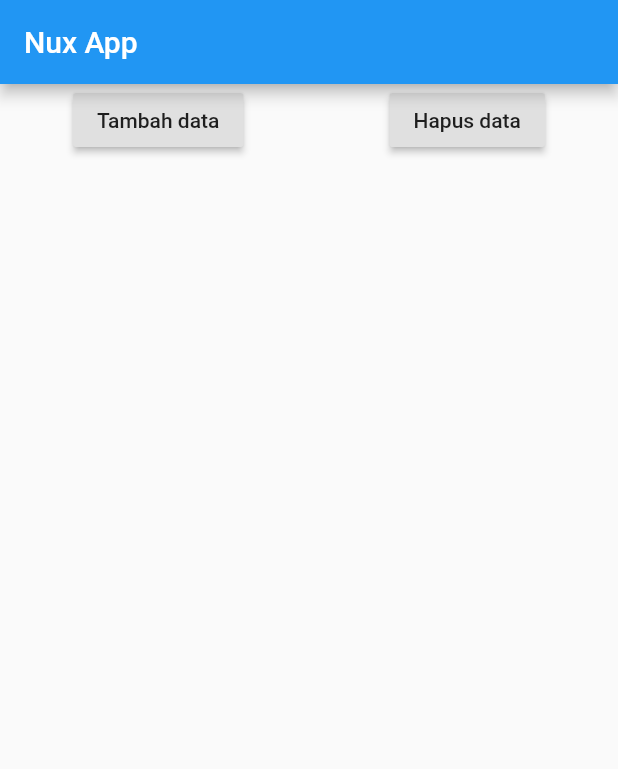
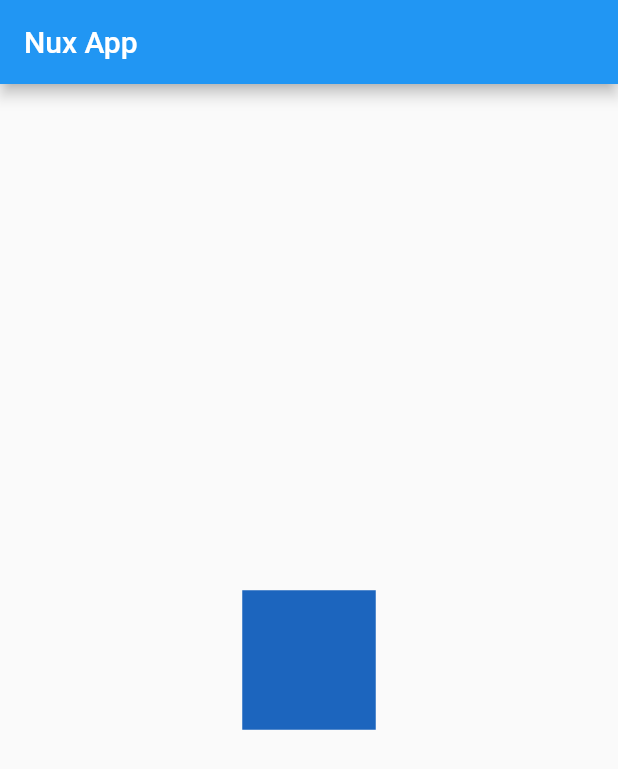
Before and after one commit to Nux-xader/nux_app-FLuter_study, a Flutter app: the screen it shows after launch, on a phone screen of 412 x 824 dp. Shown: the top 769 px of the screen. Run offline on Flutter 3.47's test engine with Material 2 defaults, Android fonts, the phone set to English and light mode, and no system bars.

Commit message:
learn animated widget

```diff
--- a/lib/main.dart
+++ b/lib/main.dart
@@ -1,3 +1,5 @@
+import 'dart:math';
+
 import 'package:flutter/material.dart';
 
 void main() {
@@ -12,8 +14,7 @@
 }
 
 class _MyAppState extends State<MyApp> {
-  List<Widget> list_widget = [];
-  int num = 0;
+  Random random = Random();
 
   @override
   Widget build(BuildContext context) {
@@ -22,41 +23,23 @@
         appBar: AppBar(
           title: Text("Nux App"),
         ),
-          body: ListView(
-            children: <Widget>[
-              Row(
-                mainAxisAlignment: MainAxisAlignment.spaceAround,
-                children: <Widget>[
-                  RaisedButton(
-                    child: Text("Tambah data"),
-                    onPressed: () {
+        body: Center(
+          child: GestureDetector(
+            onTap: () {
               setState(() {
-                        num++;
-                        list_widget.add(Text(
-                          "Data ke " + num.toString(),
-                          style: TextStyle(fontSize: 35),
-                        ));
+
               });
             },
+            child: AnimatedContainer(
+              color: Color.fromARGB(255, random.nextInt(256), random.nextInt(256),
+                  random.nextInt(256)),
+              duration: Duration(seconds: 1),
+              width: 50.0 + random.nextInt(101),
+              height: 50.0 + random.nextInt(101),
             ),
-                  RaisedButton(
-                    child: Text("Hapus data"),
-                    onPressed: () {
-                      setState(() {
-                        if (list_widget.length > 0) {
-                          num--;
-                          list_widget.removeLast();
-                        }
-                      });
-                    },
-                  )
-                ],
           ),
-              Column(
-                  crossAxisAlignment: CrossAxisAlignment.start,
-                  children: list_widget)
-            ],
-          )),
+        ),
+      ),
     );
   }
 }
```
Lines whose indentation alone changed are shown as unchanged.
